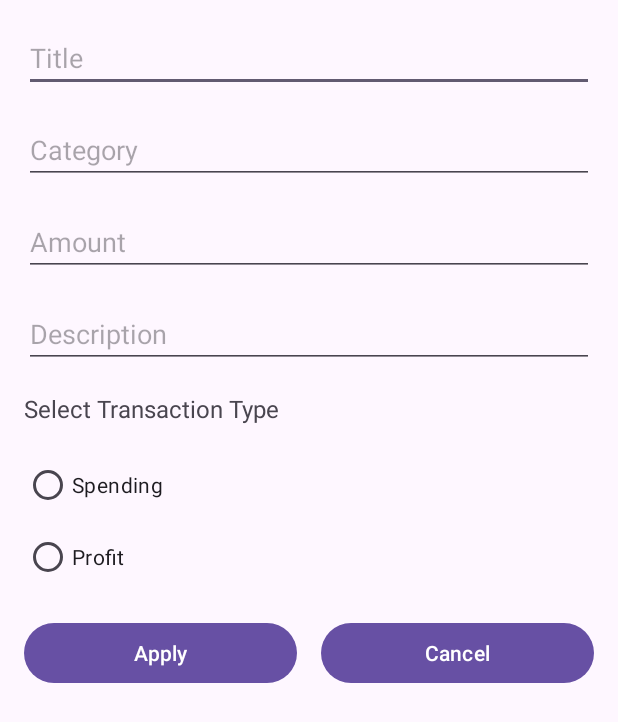
After one commit to christmaaas/family-budget-manager, an Android app: the fragment AddTransactionFragment shown on its own in the app's theme, on a phone screen of 412 x 824 dp. The commit adds this screen. Shown: the top 722 px of the screen. Run offline under Robolectric (Android 15) with nearby library versions, the phone set to English and light mode, and no system bars.

Commit message:
added transaction history with creating new transaction without state

```diff
--- /dev/null
+++ b/app/src/main/java/com/example/familybudgetmanager/fragments/AddTransactionFragment.kt
@@ -0,0 +1,64 @@
+package com.example.familybudgetmanager.fragments
+
+import android.os.Bundle
+import android.view.LayoutInflater
+import android.view.View
+import android.view.ViewGroup
+import android.widget.Toast
+import androidx.fragment.app.Fragment
+import androidx.navigation.fragment.findNavController
+import com.example.familybudgetmanager.databinding.FragmentAddTransactionBinding
+
+class AddTransactionFragment : Fragment() {
+    private var _binding: FragmentAddTransactionBinding? = null
+    private val binding get() = _binding!!
+
+    override fun onCreateView(
+        inflater: LayoutInflater, container: ViewGroup?,
+        savedInstanceState: Bundle?
+    ): View {
+        _binding = FragmentAddTransactionBinding.inflate(inflater, container, false)
+        return binding.root
+    }
+
+    override fun onViewCreated(view: View, savedInstanceState: Bundle?) {
+        super.onViewCreated(view, savedInstanceState)
+
+        // Устанавливаем слушатель клика для кнопки сохранения
+        binding.saveTransactionButton.setOnClickListener {
+            val title = binding.titleEditText.text.toString()
+            val category = binding.categoryEditText.text.toString()
+            val amount = binding.amountEditText.text.toString().toDoubleOrNull()
+            val description = binding.descriptionEditText.text.toString()
+
+            val selectedtransactionType = when (binding.transactionTypeRadioGroup.checkedRadioButtonId) {
+                binding.spendingRadioButton.id -> "Spending"
+                binding.profitRadioButton.id -> "Profit"
+                else -> null
+            }
+
+            // Проверяем, что все поля заполнены
+            if (title.isEmpty() || category.isEmpty() || amount == null || description.isEmpty() || selectedtransactionType == null) {
+                Toast.makeText(requireContext(), "Please fill in all fields", Toast.LENGTH_SHORT).show()
+            } else {
+                val action = AddTransactionFragmentDirections.actionAddTransactionFragmentToHistoryFragment(
+                    title,
+                    category,
+                    amount.toString(),
+                    description,
+                    selectedtransactionType
+                )
+                findNavController().navigate(action)
+            }
+        }
+
+        binding.cancelTransactionButton.setOnClickListener {
+            findNavController().popBackStack()
+        }
+    }
+
+    override fun onDestroyView() {
+        super.onDestroyView()
+        _binding = null
+    }
+}
--- a/app/src/main/java/com/example/familybudgetmanager/models/Transaction.kt
+++ b/app/src/main/java/com/example/familybudgetmanager/models/Transaction.kt
@@ -4,5 +4,6 @@ data class Transaction(
     val title: String,
     val category: String,
     val amount: Double,
-    val date: String
+    val date: String,
+    val type: String
 )
--- /dev/null
+++ b/app/src/main/res/layout/fragment_add_transaction.xml
@@ -0,0 +1,102 @@
+<?xml version="1.0" encoding="utf-8"?>
+<androidx.constraintlayout.widget.ConstraintLayout xmlns:android="http://schemas.android.com/apk/res/android"
+    xmlns:app="http://schemas.android.com/apk/res-auto"
+    android:layout_width="match_parent"
+    android:layout_height="match_parent"
+    android:padding="16dp">
+
+    <EditText
+        android:id="@+id/titleEditText"
+        android:layout_width="0dp"
+        android:layout_height="wrap_content"
+        android:hint="Title"
+        app:layout_constraintStart_toStartOf="parent"
+        app:layout_constraintEnd_toEndOf="parent"
+        app:layout_constraintTop_toTopOf="parent" />
+
+    <EditText
+        android:id="@+id/categoryEditText"
+        android:layout_width="0dp"
+        android:layout_height="wrap_content"
+        android:hint="Category"
+        app:layout_constraintStart_toStartOf="parent"
+        app:layout_constraintEnd_toEndOf="parent"
+        app:layout_constraintTop_toBottomOf="@id/titleEditText"
+        android:layout_marginTop="16dp" />
+
+    <EditText
+        android:id="@+id/amountEditText"
+        android:layout_width="0dp"
+        android:layout_height="wrap_content"
+        android:hint="Amount"
+        android:inputType="numberDecimal"
+        app:layout_constraintStart_toStartOf="parent"
+        app:layout_constraintEnd_toEndOf="parent"
+        app:layout_constraintTop_toBottomOf="@id/categoryEditText"
+        android:layout_marginTop="16dp" />
+
+    <EditText
+        android:id="@+id/descriptionEditText"
+        android:layout_width="0dp"
+        android:layout_height="wrap_content"
+        android:hint="Description"
+        android:inputType="date"
+        app:layout_constraintStart_toStartOf="parent"
+        app:layout_constraintEnd_toEndOf="parent"
+        app:layout_constraintTop_toBottomOf="@id/amountEditText"
+        android:layout_marginTop="16dp" />
+
+    <TextView
+        android:id="@+id/transactionTypeLabel"
+        android:layout_width="wrap_content"
+        android:layout_height="wrap_content"
+        android:text="@string/select_transaction_type"
+        android:textSize="16sp"
+        app:layout_constraintStart_toStartOf="parent"
+        app:layout_constraintTop_toBottomOf="@id/descriptionEditText"
+        android:layout_marginTop="16dp"/>
+
+    <RadioGroup
+        android:id="@+id/transactionTypeRadioGroup"
+        android:layout_width="wrap_content"
+        android:layout_height="wrap_content"
+        android:orientation="vertical"
+        app:layout_constraintStart_toStartOf="parent"
+        app:layout_constraintTop_toBottomOf="@id/transactionTypeLabel"
+        android:layout_marginTop="16dp">
+
+        <RadioButton
+            android:id="@+id/spendingRadioButton"
+            android:layout_width="wrap_content"
+            android:layout_height="wrap_content"
+            android:text="@string/spending" />
+
+        <RadioButton
+            android:id="@+id/profitRadioButton"
+            android:layout_width="wrap_content"
+            android:layout_height="wrap_content"
+            android:text="@string/profit" />
+    </RadioGroup>
+
+    <Button
+        android:id="@+id/saveTransactionButton"
+        android:layout_width="0dp"
+        android:layout_height="wrap_content"
+        android:text="@string/apply"
+        android:layout_marginTop="16dp"
+        app:layout_constraintTop_toBottomOf="@id/transactionTypeRadioGroup"
+        app:layout_constraintStart_toStartOf="parent"
+        app:layout_constraintEnd_toStartOf="@id/cancelTransactionButton"
+        android:layout_marginEnd="8dp"/>
+
+    <Button
+        android:id="@+id/cancelTransactionButton"
+        android:layout_width="0dp"
+        android:layout_height="wrap_content"
+        android:text="@string/cancel"
+        android:layout_marginTop="16dp"
+        app:layout_constraintTop_toBottomOf="@id/transactionTypeRadioGroup"
+        app:layout_constraintStart_toEndOf="@id/saveTransactionButton"
+        app:layout_constraintEnd_toEndOf="parent"
+        android:layout_marginStart="8dp"/>
+</androidx.constraintlayout.widget.ConstraintLayout>
--- a/app/src/main/res/layout/transaction_item.xml
+++ b/app/src/main/res/layout/transaction_item.xml
@@ -9,8 +9,7 @@
         android:id="@+id/transaction_card"
         android:layout_width="match_parent"
         android:layout_height="80dp"
-        android:layout_marginStart="16dp"
-        android:layout_marginEnd="16dp"
+
         android:layout_marginBottom="4dp"
         android:layout_marginTop="1dp"
         android:backgroundTint="@color/cardBackground"
--- a/app/src/main/res/values/strings.xml
+++ b/app/src/main/res/values/strings.xml
@@ -20,6 +20,9 @@
     <string name="period_value">Period Value</string>
     <string name="enter_period_value">Enter Period Value</string>
     <string name="select_period_type">Select Period Type</string>
+    <string name="select_transaction_type">Select Transaction Type</string>
+    <string name="spending">Spending</string>
+    <string name="profit">Profit</string>
     <string name="days">Days</string>
     <string name="weeks">Weeks</string>
     <string name="months">Months</string>
```
Also changed, not shown: app/src/main/java/com/example/familybudgetmanager/fragments/History.kt (+89 -4 lines), app/src/main/java/com/example/familybudgetmanager/fragments/Home.kt (+6 -6 lines), app/src/main/java/com/example/familybudgetmanager/fragments/SetBudgetFragment.kt (+2 -10 lines), app/src/main/res/layout/fragment_history.xml (+54 -1 lines), app/src/main/res/layout/fragment_home.xml (+0 -12 lines), app/src/main/res/navigation/nav_graph_history.xml (+29 -0 lines).
